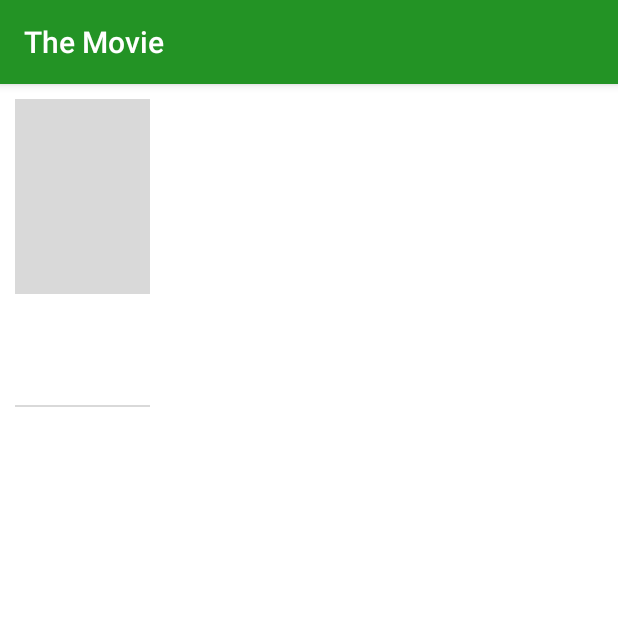
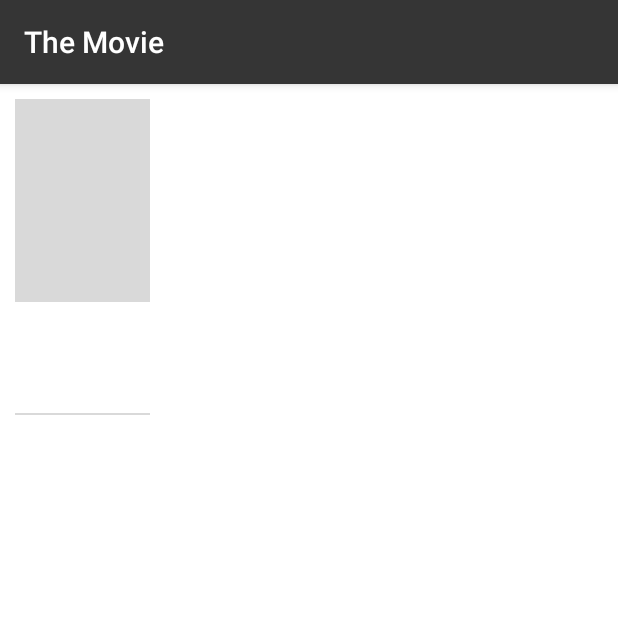
Before and after one commit to thalespessoa/themoviedb, an Android app: the fragment DetailsFragment placed in its activity, on a phone screen of 412 x 824 dp, the top half of it. Run offline under Robolectric (Android 15) with nearby library versions, the phone set to English and light mode, and no system bars; our stand-ins replace ButterKnife, Dagger/Hilt's generated code, Picasso; pictures from the network do not load.

Commit message:
fix tablet layout

```diff
--- a/app/src/main/java/com/pixformance/themovie/app/ApplicationComponent.java
+++ b/app/src/main/java/com/pixformance/themovie/app/ApplicationComponent.java
@@ -1,6 +1,5 @@
 package com.pixformance.themovie.app;
 
-import com.pixformance.themovie.app.DataModule;
 import com.pixformance.themovie.search.SearchListFragment;
 
 import javax.inject.Singleton;
--- a/app/src/main/java/com/pixformance/themovie/app/ApplicationController.java
+++ b/app/src/main/java/com/pixformance/themovie/app/ApplicationController.java
@@ -23,11 +23,9 @@ public class ApplicationController extends Application {
         applicationComponent = DaggerApplicationComponent.builder()
                 .dataModule(new DataModule(this))
                 .build();
-
-//        applicationComponent.inject(this);
     }
 
-    public ApplicationComponent getApplicationComponent() {
+    public ApplicationComponent getAppComponent() {
         return applicationComponent;
     }
 }
--- a/app/src/main/java/com/pixformance/themovie/data/model/Movie.java
+++ b/app/src/main/java/com/pixformance/themovie/data/model/Movie.java
@@ -22,6 +22,8 @@ public class Movie implements Serializable {
     float voteAverage;
     @JsonProperty("vote_count")
     int voteCount;
+    @JsonProperty("backdrop_path")
+    String backdropPath;
 
     public String getTitle() {
         return title;
@@ -46,4 +48,8 @@ public class Movie implements Serializable {
     public String getOriginalTitle() {
         return originalTitle;
     }
+
+    public String getBackdropPath() {
+        return backdropPath;
+    }
 }
--- a/app/src/main/java/com/pixformance/themovie/search/DetailsFragment.java
+++ b/app/src/main/java/com/pixformance/themovie/search/DetailsFragment.java
@@ -10,6 +10,7 @@ import android.widget.ImageView;
 import android.widget.TextView;
 
 import com.pixformance.themovie.R;
+import com.pixformance.themovie.data.NetworkApi;
 import com.pixformance.themovie.data.model.Movie;
 import com.pixformance.themovie.util.TextUtil;
 import com.squareup.picasso.Picasso;
@@ -85,7 +86,7 @@ public class DetailsFragment extends Fragment {
         } else {
             mPosterImageView.setVisibility(View.VISIBLE);
             Picasso.with(getActivity())
-                    .load(String.format("https://image.tmdb.org/t/p/w92/%s", mMovie.getPosterPath()))
+                    .load(String.format(NetworkApi.IMAGES_PATH, mMovie.getPosterPath()))
                     .fit()
                     .into(mPosterImageView);
         }
--- a/app/src/main/java/com/pixformance/themovie/search/MoviesAdapter.java
+++ b/app/src/main/java/com/pixformance/themovie/search/MoviesAdapter.java
@@ -8,6 +8,7 @@ import android.widget.ImageView;
 import android.widget.TextView;
 
 import com.pixformance.themovie.R;
+import com.pixformance.themovie.data.NetworkApi;
 import com.pixformance.themovie.data.model.Movie;
 import com.pixformance.themovie.util.TextUtil;
 import com.squareup.picasso.Picasso;
@@ -55,13 +56,14 @@ public class MoviesAdapter extends RecyclerView.Adapter {
 
     @Override
     public void onBindViewHolder(RecyclerView.ViewHolder holder, int position) {
+        System.out.println("MoviesAdapter.onBindViewHolder: "+position);
         if(getItemViewType(position) == TYPE_MOVIE) {
             final Movie movie = mMovies.get(position);
             MovieViewHolder movieViewHolder = (MovieViewHolder) holder;
             movieViewHolder.title.setText(movie.getTitle());
             movieViewHolder.vote.setText(TextUtil.formatAvarageVote(movie));
             Picasso.with(movieViewHolder.poster.getContext())
-                    .load(String.format("https://image.tmdb.org/t/p/w92/%s",movie.getPosterPath()))
+                    .load(String.format(NetworkApi.IMAGES_PATH,movie.getPosterPath()))
                     .fit()
                     .into(movieViewHolder.poster);
 
@@ -104,6 +106,7 @@ public class MoviesAdapter extends RecyclerView.Adapter {
     }
 
     public void addMovies(List<Movie> movies, boolean lastPage) {
+        System.out.println("MoviesAdapter.addMovies: "+lastPage);
         mMovies.addAll(movies);
         notifyDataSetChanged();
         mSize = mMovies.size();
--- a/app/src/main/java/com/pixformance/themovie/search/SearchListFragment.java
+++ b/app/src/main/java/com/pixformance/themovie/search/SearchListFragment.java
@@ -58,7 +58,6 @@ public class SearchListFragment extends Fragment implements
     private String mCurrentQuery;
     private int mCurrentPage;
     private int mLastPageRequested;
-    private View mRootView;
 
     public void setOnSelectMovie(OnSelectMovie onSelectMovie) {
         this.onSelectMovie = onSelectMovie;
@@ -68,9 +67,13 @@ public class SearchListFragment extends Fragment implements
         void onSelectMovie(Movie movie);
     }
 
+    // ---------------------------------------------------------------------------------------------
+    // Lifecycle
+    // ---------------------------------------------------------------------------------------------
+
     @Override
     public void onCreate(@Nullable Bundle savedInstanceState) {
-        ((ApplicationController)getActivity().getApplication()).getApplicationComponent().inject(this);
+        ((ApplicationController)getActivity().getApplication()).getAppComponent().inject(this);
         super.onCreate(savedInstanceState);
 
         mMoviesAdapter = new MoviesAdapter();
@@ -93,9 +96,19 @@ public class SearchListFragment extends Fragment implements
         mSuggestionRecyclerView.setLayoutManager(new LinearLayoutManager(getActivity()));
         mMoviesRecyclerView.setHasFixedSize(true);
 
+        mDataSource.setOnFecthMovies(this);
+        mDataSource.setOnFecthSuggestions(this);
+
         setRetainInstance(true);
 
         return view;
+    }
+
+    @Override
+    public void onDestroyView() {
+        super.onDestroyView();
+        mDataSource.setOnFecthMovies(null);
+        mDataSource.setOnFecthSuggestions(null);
     }
 
     @Override
@@ -109,55 +122,17 @@ public class SearchListFragment extends Fragment implements
     public void onStop() {
         super.onStop();
         mSearchView.setOnQueryTextListener(null);
-        mSuggestionRecyclerView.setVisibility(View.GONE);
     }
 
-    @Override
-    public void onFocusChange(View v, boolean hasFocus) {
-        if (v == mSearchView) {
-            if (hasFocus) {
-                mDataSource.searchSuggestion(mSearchView.getQuery().toString(), SearchListFragment.this);
-                mSuggestionRecyclerView.setVisibility(View.VISIBLE);
-            } else {
-                mSuggestionRecyclerView.setVisibility(View.GONE);
-            }
-        }
-    }
-
-    // SearchView
-
-    @Override
-    public boolean onQueryTextSubmit(String query) {
-        mCurrentQuery = query;
-        mCurrentPage = 1;
-        mLastPageRequested = 1;
-        mMoviesAdapter.clear();
-        mProgress.setVisibility(View.VISIBLE);
-        mDataSource.search(mCurrentQuery, mCurrentPage, this);
-        mMoviesRecyclerView.requestFocus();
-        return false;
-    }
-
-    @Override
-    public boolean onQueryTextChange(String newText) {
-        mDataSource.searchSuggestion(newText, this);
-        return false;
-    }
-
-    // Suggestion
+    // ---------------------------------------------------------------------------------------------
+    // Interactions
+    // ---------------------------------------------------------------------------------------------
 
     @Override
     public void onSelectSuggestion(String suggestion) {
         mSearchView.setQuery(suggestion, true);
         mMoviesRecyclerView.requestFocus();
     }
-
-    @Override
-    public void onFetchSuccess(List<String> suggestions) {
-        mSuggestionAdapter.setData(suggestions);
-    }
-
-    // Scroll
 
     @Override
     public void onSelectMovie(Movie movie) {
@@ -167,18 +142,52 @@ public class SearchListFragment extends Fragment implements
     @Override
     public void onScrolledDown() {
         if (mLastPageRequested == mCurrentPage) {
-            mDataSource.search(mCurrentQuery, ++mLastPageRequested, this);
+            mDataSource.searchMovie(mCurrentQuery, ++mLastPageRequested);
         }
     }
 
-    // Data Source
-
+    @Override
+    public boolean onQueryTextSubmit(String query) {
+        mCurrentQuery = query;
+        mCurrentPage = 1;
+        mLastPageRequested = 1;
+        mMoviesAdapter.clear();
+        mProgress.setVisibility(View.VISIBLE);
+        mDataSource.searchMovie(mCurrentQuery, mCurrentPage);
+        mMoviesRecyclerView.requestFocus();
+        return false;
+    }
 
     @Override
-    public void onFetchSuccess(int page, SearchResult searchResult) {
+    public boolean onQueryTextChange(String newText) {
+        mDataSource.searchSuggestion(newText);
+        return false;
+    }
+
+    @Override
+    public void onFocusChange(View v, boolean hasFocus) {
+        if (v == mSearchView) {
+            if (hasFocus) {
+                mDataSource.searchSuggestion(mSearchView.getQuery().toString());
+                mSuggestionRecyclerView.setVisibility(View.VISIBLE);
+            } else {
+                mSuggestionRecyclerView.setVisibility(View.GONE);
+            }
+        }
+    }
+
+    // ---------------------------------------------------------------------------------------------
+    // Callbacks from DataSource
+    // ---------------------------------------------------------------------------------------------
+
+    // Movies
+
+    @Override
+    public void onFetchMoviesSuccess(int page, SearchResult searchResult) {
         mProgress.setVisibility(View.INVISIBLE);
         mCurrentPage = searchResult.getPage();
-        mMoviesAdapter.addMovies(searchResult.getResults(), searchResult.getPage() == searchResult.getTotalPages());
+        mMoviesAdapter.addMovies(searchResult.getResults(),
+                searchResult.getPage() == searchResult.getTotalPages());
     }
 
     @Override
@@ -195,4 +204,11 @@ public class SearchListFragment extends Fragment implements
                 .setNegativeButton("OK", null)
                 .show();
     }
+
+    // Suggestions
+
+    @Override
+    public void onFetchSuggestionsSuccess(List<String> suggestions) {
+        mSuggestionAdapter.setData(suggestions);
+    }
 }
--- a/app/src/main/res/layout-sw600dp/activity_search.xml
+++ b/app/src/main/res/layout-sw600dp/activity_search.xml
@@ -7,14 +7,19 @@
 
     <FrameLayout
         android:id="@+id/fragment_search"
-        android:layout_width="0dp"
+        android:layout_width="match_parent"
+        android:layout_height="match_parent"
+        android:layout_weight="6"/>
+
+    <View
+        android:layout_width="1dp"
+        android:layout_height="match_parent"
+        android:background="@color/colorBase"/>
+
+    <FrameLayout
+        android:id="@+id/fragment_details"
+        android:layout_width="match_parent"
         android:layout_height="match_parent"
         android:layout_weight="4"/>
 
-    <FrameLayout
-        android:id="@+id/fragment_details"
-        android:layout_width="0dp"
-        android:layout_height="match_parent"
-        android:layout_weight="6"/>
-
 </LinearLayout>
--- a/app/src/main/res/layout/fragment_details.xml
+++ b/app/src/main/res/layout/fragment_details.xml
@@ -2,7 +2,7 @@
 <com.pixformance.themovie.util.SlidingRelativeLayout xmlns:android="http://schemas.android.com/apk/res/android"
     android:layout_width="match_parent"
     android:layout_height="match_parent"
-    android:background="#FFFFFF"
+    android:background="@color/colorBaseLight"
     android:padding="10dp">
 
 
@@ -14,7 +14,7 @@
         <ImageView
             android:id="@+id/iv_poster"
             android:layout_width="match_parent"
-            android:layout_height="130dp"
+            android:layout_height="135dp"
             android:background="@color/colorBase"/>
 
         <TextView
@@ -50,6 +50,7 @@
             android:layout_width="wrap_content"
             android:layout_height="wrap_content"
             android:layout_marginLeft="10dp"
+            android:textColor="@color/colorBaseDark"
             android:textSize="16sp" />
     </ScrollView>
 </com.pixformance.themovie.util.SlidingRelativeLayout>
--- a/app/src/main/res/layout/fragment_search.xml
+++ b/app/src/main/res/layout/fragment_search.xml
@@ -24,8 +24,7 @@
         android:layout_height="match_parent"
         android:layout_below="@id/search_view"
         android:paddingBottom="5dp"
-        android:paddingTop="5dp"
-        android:clipToPadding="false"/>
+        android:paddingTop="5dp"/>
 
     <android.support.v7.widget.RecyclerView
         android:id="@+id/rv_suggestions"
--- a/app/src/main/res/values/colors.xml
+++ b/app/src/main/res/values/colors.xml
@@ -1,15 +1,11 @@
 <?xml version="1.0" encoding="utf-8"?>
 <resources>
-    <color name="colorPrimary">#239325</color>
-    <color name="colorPrimaryDark">#13510e</color>
-    <color name="colorAccent">#FF4081</color>
+    <color name="colorPrimary">#353535</color>
+    <color name="colorPrimaryDark">#0e0e0e</color>
+    <color name="colorAccent">#ab720f</color>
 
     <color name="colorBaseLight">#FFFFFF</color>
     <color name="colorBase">#D9D9D9</color>
     <color name="colorBaseMid">#61696b</color>
-    <color name="colorBaseDark">#333738</color>
-
-    <color name="colorBad">#5c0000</color>
-    <color name="colorMid">#975c0a</color>
-    <color name="colorGood">#206b00</color>
+    <color name="colorBaseDark">#353535</color>
 </resources>
```
Also changed, not shown: app/src/main/java/com/pixformance/themovie/app/DataModule.java (+13 -59 lines), app/src/main/java/com/pixformance/themovie/data/DataSource.java (+29 -16 lines), app/src/main/java/com/pixformance/themovie/data/LocalStore.java (+16 -1 lines), app/src/main/java/com/pixformance/themovie/data/NetworkApi.java (+56 -3 lines).
